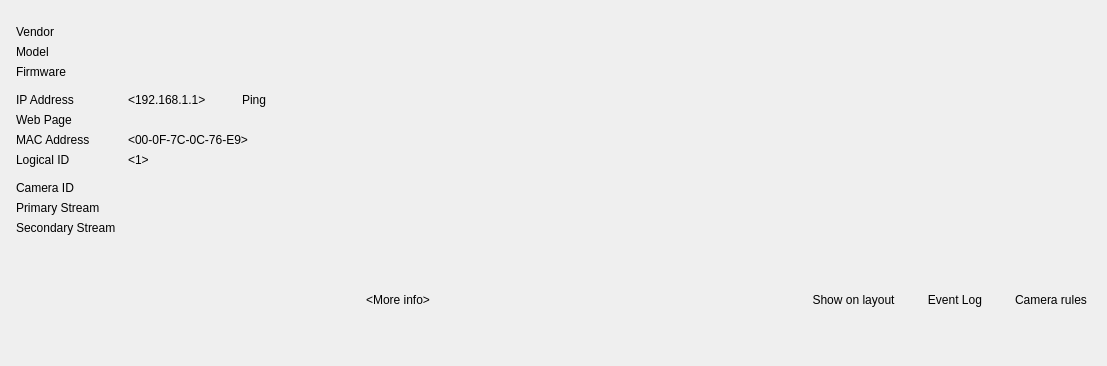
Above: vms/client/nx_vms_client_desktop/src/nx/vms/client/desktop/resource_properties/camera/widgets/camera_info_widget.ui from networkoptix/nx_open before the change. Below: the same form after it.
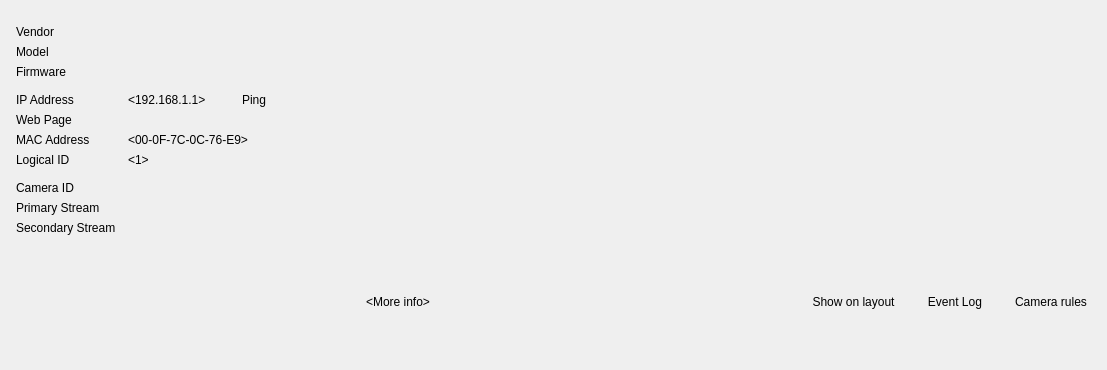
That is the form after the change. The open tabs and pages were chosen to show the change. Custom widgets are drawn as their Qt base class.

Commit message:
VMS-16375: Do not show web page tab and web page URL for GENERIC devices
<==== Mercurial data ====>
Branch: vms_4.1

Diff of the .ui file:
```diff
--- a/vms/client/nx_vms_client_desktop/src/nx/vms/client/desktop/resource_properties/camera/widgets/camera_info_widget.ui
+++ b/vms/client/nx_vms_client_desktop/src/nx/vms/client/desktop/resource_properties/camera/widgets/camera_info_widget.ui
@@ -7,7 +7,7 @@
     <x>0</x>
     <y>0</y>
     <width>1107</width>
-    <height>366</height>
+    <height>370</height>
    </rect>
   </property>
   <layout class="QVBoxLayout" name="mainLayout">
```
Left out of the diff: 40 changed lines with no effect on the pictures. The commit also changes 2 other files.
